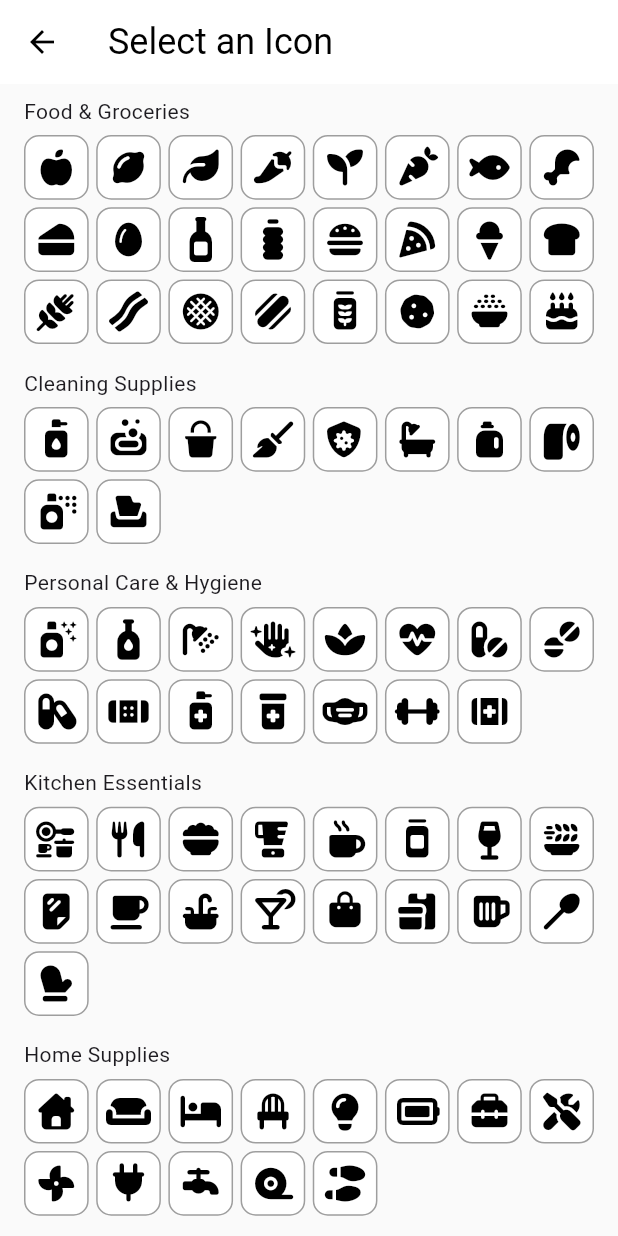
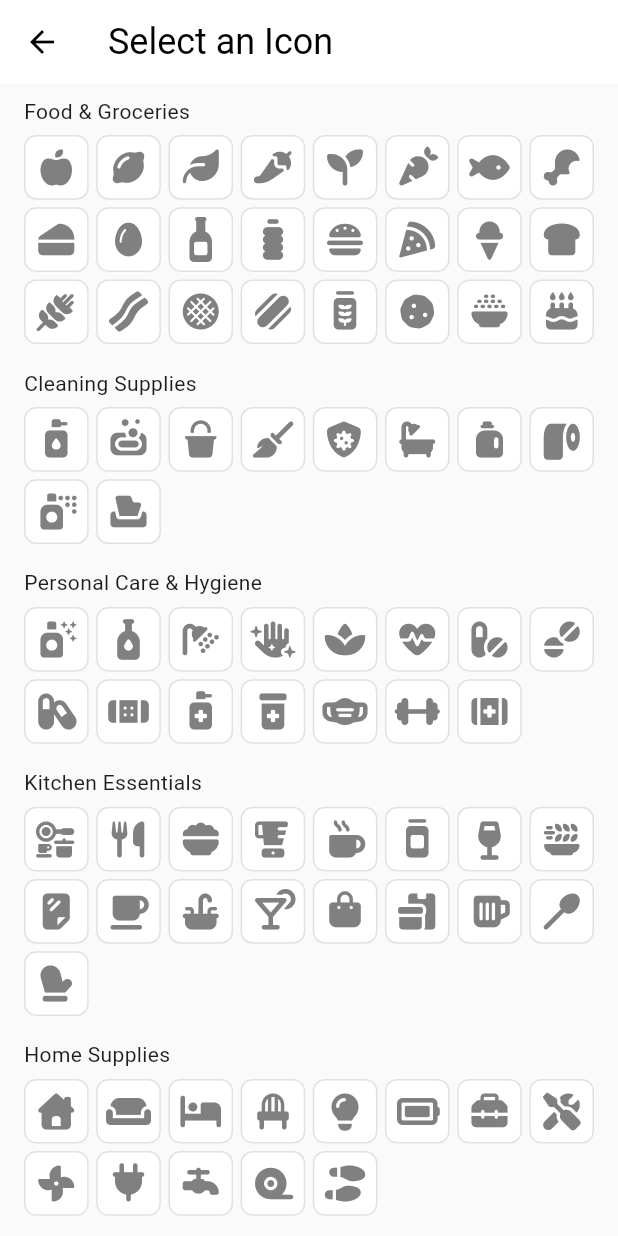
Before and after one commit to HastiKelidiSiyan/neverOut, a Flutter app: the IconSelectScreen screen opened directly, on a phone screen of 412 x 824 dp. Run offline on Flutter 3.47's test engine with Material 3 defaults, Android fonts, the phone set to English and light mode, and no system bars; our stand-ins replace connectivity_plus, drift, font_awesome_flutter, supabase_flutter; accounts and stored records are empty; generated files the repository leaves out were written again.

Commit message:
Fixed icons theme adaptivity.

```diff
--- a/lib/widgets/icon_category_item.dart
+++ b/lib/widgets/icon_category_item.dart
@@ -1,7 +1,9 @@
 import 'package:flutter/material.dart';
 import 'package:font_awesome_flutter/font_awesome_flutter.dart';
+import 'package:never_out/theme/app_colors.dart';
+import 'package:never_out/theme/app_constants.dart';
 
-class IconCategoryItem extends StatefulWidget {
+class IconCategoryItem extends StatelessWidget {
   const IconCategoryItem({
     super.key,
     required this.iconData,
@@ -14,31 +16,42 @@ class IconCategoryItem extends StatefulWidget {
   final bool isSelected;
 
   @override
-  State<IconCategoryItem> createState() => _IconCategoryItemState();
-}
+  Widget build(BuildContext context) {
+    final theme = Theme.of(context);
+    final appColors = theme.extension<AppThemeColors>()!;
+    final colorScheme = theme.colorScheme;
+    final backgroundColor = isSelected
+        ? colorScheme.primary
+        : appColors.secondaryButtonBackground;
+    final borderColor = isSelected
+        ? colorScheme.primary
+        : appColors.secondaryButtonBorder;
+    final iconColor = isSelected ? colorScheme.onPrimary : appColors.iconMuted;
 
-class _IconCategoryItemState extends State<IconCategoryItem> {
-  @override
-  Widget build(BuildContext context) {
     return InkWell(
+      borderRadius: BorderRadius.circular(AppRadius.small),
       onTap: () {
-        widget.onIconSelect(widget.iconData);
+        onIconSelect(iconData);
       },
-      child: Container(
+      child: AnimatedContainer(
+        duration: AppDurations.short,
+        curve: Curves.easeOut,
         width: 60,
         height: 60,
         decoration: BoxDecoration(
+          color: backgroundColor,
+          borderRadius: BorderRadius.circular(AppRadius.small),
           border: Border.all(
-            color: widget.isSelected ? Colors.black : Colors.grey,
-            width: widget.isSelected ? 2 : 1,
+            color: borderColor,
+            width: isSelected
+                ? AppBorderWidths.regular
+                : AppBorderWidths.thin,
           ),
-          borderRadius: BorderRadius.circular(10),
-          color: Colors.white,
         ),
         child: Center(
           child: FaIcon(
-            color: Colors.black,
-            widget.iconData,
+            iconData,
+            color: iconColor,
           ),
         ),
       ),
```
